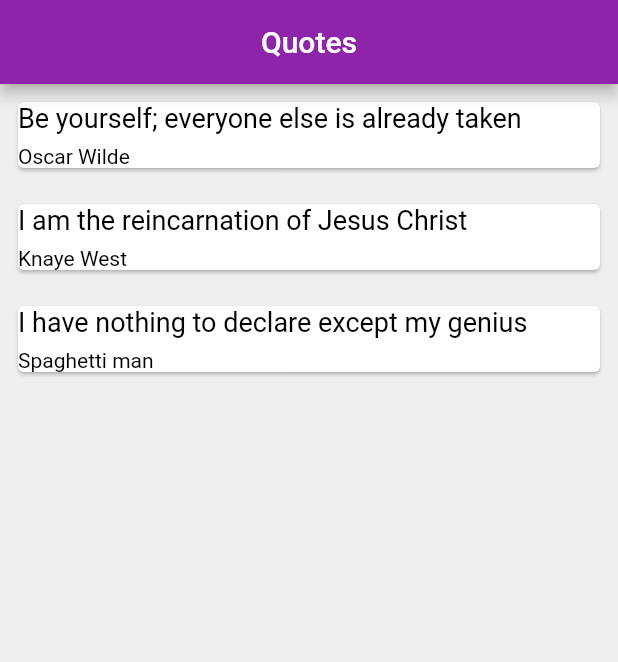
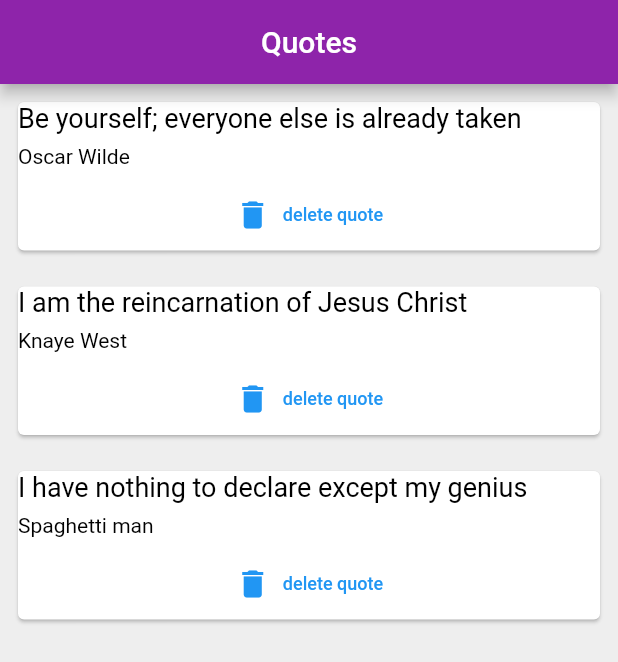
Before and after one commit to adrian-szwejk/list_ap, a Flutter app: the screen it shows after launch, on a phone screen of 412 x 824 dp. Shown: the top 662 px of the screen. Run offline on Flutter 3.47's test engine with Material 2 defaults, Android fonts, the phone set to English and light mode, and no system bars.

Commit message:
created delete quote button on each quote

```diff
--- a/lib/quote_card.dart
+++ b/lib/quote_card.dart
@@ -30,6 +30,17 @@ class QuoteCard extends StatelessWidget {
               color: Colors.black,
             ),
           ),
+          const SizedBox(
+            height: 7.0,
+          ),
+          TextButton.icon(
+            onPressed: () {},
+            label: const Text(
+              "delete quote",
+              style: TextStyle(fontSize: 12.0),
+            ),
+            icon: const Icon(Icons.delete),
+          ),
         ],
       ),
     );
```
